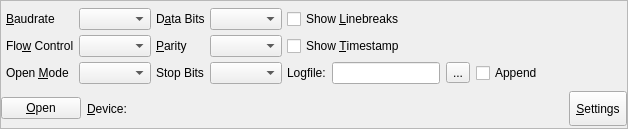
Qt form controlpanel.ui (neundorf/CuteCom) before a commit.
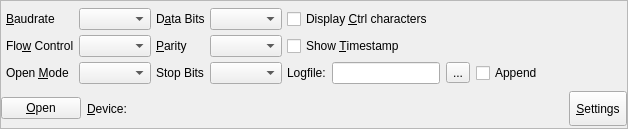
The same form after that commit. Custom widgets are drawn as their Qt base class.

Patch:
```diff
--- a/controlpanel.ui
+++ b/controlpanel.ui
@@ -72,7 +72,7 @@
      <item row="0" column="4">
       <widget class="QCheckBox" name="m_check_lineBreak">
        <property name="text">
-        <string>Show &amp;Linebreaks</string>
+        <string>Display &amp;Ctrl characters</string>
        </property>
       </widget>
      </item>
```
